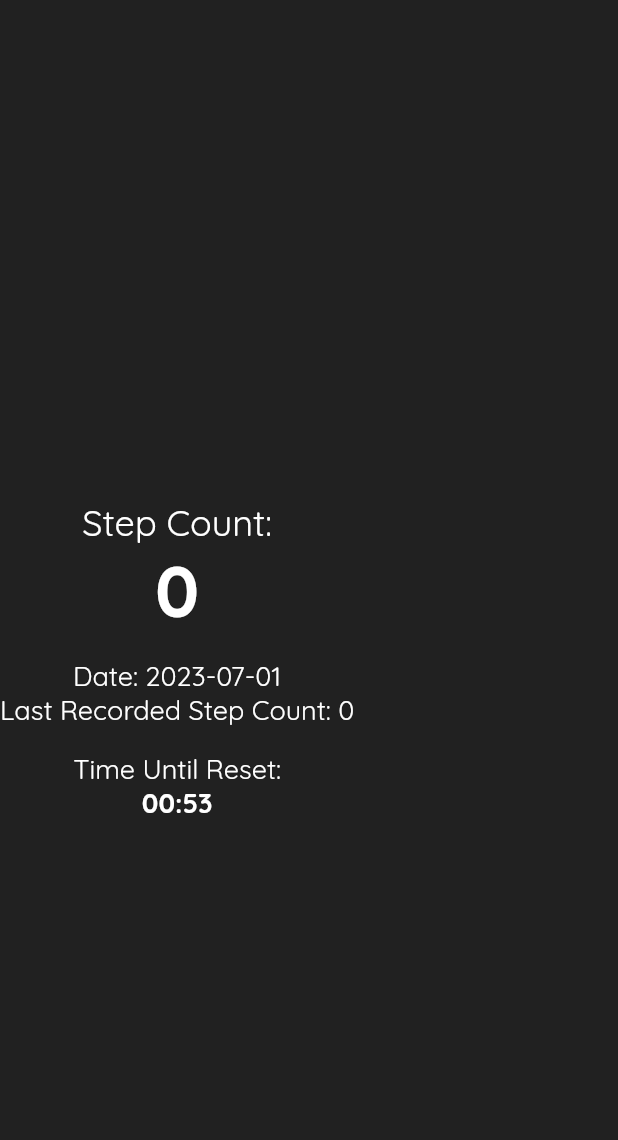
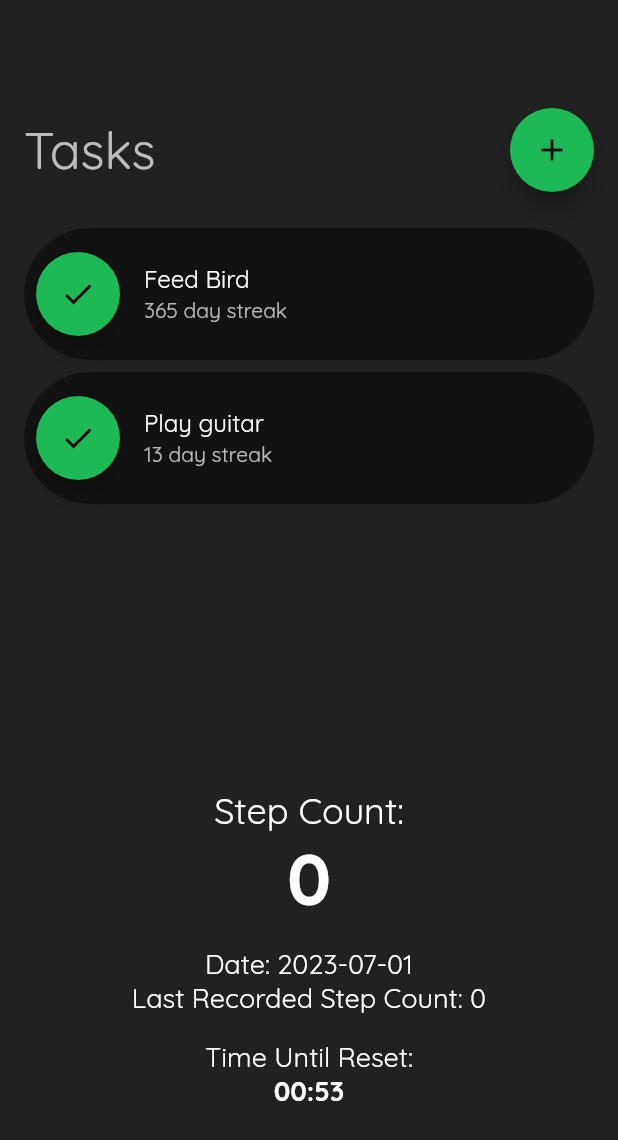
Before and after one commit to valivia/TodoApp, a Flutter app: the screen it shows after launch, on a phone screen of 412 x 824 dp. Shown: the top 1140 px of the screen. Run offline on Flutter 3.47's test engine with Material 2 defaults, Android fonts, the phone set to English and light mode, and no system bars; our stand-ins replace pedometer.

Commit message:
display pedometer on homepage

```diff
--- a/lib/views/home.dart
+++ b/lib/views/home.dart
@@ -3,7 +3,7 @@ import 'package:todo_flutter/widgets/task.dart';
 import 'package:todo_flutter/widgets/pedometer.dart';
 
 class MyHomePage extends StatefulWidget {
-  const MyHomePage({super.key, required this.title});
+  const MyHomePage({Key? key, required this.title}) : super(key: key);
   final String title;
 
   @override
@@ -23,8 +23,16 @@ class _MyHomePageState extends State<MyHomePage> {
         shadowColor: Colors.transparent,
         backgroundColor: Theme.of(context).colorScheme.background,
       ),
-      // body: TaskListWidget(tasks: tasks),
-      body: PedometerWidget(),
+      body: Column(
+        children: [
+          Expanded(
+            child: TaskListWidget(tasks: tasks),
+          ),
+          const Expanded(
+            child: PedometerWidget(),
+          ),
+        ],
+      ),
     );
   }
 }
--- a/lib/widgets/pedometer.dart
+++ b/lib/widgets/pedometer.dart
@@ -3,6 +3,8 @@ import 'dart:async';
 import 'package:pedometer/pedometer.dart';
 
 class PedometerWidget extends StatefulWidget {
+  const PedometerWidget({super.key});
+
   @override
   _PedometerWidgetState createState() => _PedometerWidgetState();
 }
@@ -15,7 +17,7 @@ class _PedometerWidgetState extends State<PedometerWidget> {
   String _currentDate = DateTime.now().toString().split(' ')[0];
   late Timer _dailyResetTimer;
   late StreamSubscription<StepCount> _stepCountStream;
-  Duration _timeUntilReset = Duration(minutes: 1);
+  Duration _timeUntilReset = const Duration(minutes: 1);
 
   @override
   void initState() {
@@ -34,16 +36,17 @@ class _PedometerWidgetState extends State<PedometerWidget> {
   }
 
   void startDailyResetTimer() {
-    _dailyResetTimer = Timer.periodic(Duration(seconds: 1), (Timer timer) {
+    _dailyResetTimer =
+        Timer.periodic(const Duration(seconds: 1), (Timer timer) {
       setState(() {
         if (_timeUntilReset.inSeconds > 0) {
-          _timeUntilReset -= Duration(seconds: 1);
+          _timeUntilReset -= const Duration(seconds: 1);
         } else {
           _totalStepCount +=
               _dailyStepCount; // Update the totalStepCount at the end of the timer
           _dailyStepCount = 0;
           _currentDate = DateTime.now().toString().split(' ')[0];
-          _timeUntilReset = Duration(minutes: 1);
+          _timeUntilReset = const Duration(minutes: 1);
           _lastRecordedStepCount = _stepCount;
         }
       });
@@ -68,31 +71,31 @@ class _PedometerWidgetState extends State<PedometerWidget> {
     return Column(
       mainAxisAlignment: MainAxisAlignment.center,
       children: [
-        Text(
+        const Text(
           'Step Count:',
           style: TextStyle(fontSize: 24),
         ),
         Text(
           _stepCount,
-          style: TextStyle(fontSize: 48, fontWeight: FontWeight.bold),
+          style: const TextStyle(fontSize: 48, fontWeight: FontWeight.bold),
         ),
-        SizedBox(height: 16),
+        const SizedBox(height: 16),
         Text(
           'Date: $_currentDate',
-          style: TextStyle(fontSize: 18),
+          style: const TextStyle(fontSize: 18),
         ),
         Text(
           'Last Recorded Step Count: $_lastRecordedStepCount', // Show the totalStepCount
-          style: TextStyle(fontSize: 18),
+          style: const TextStyle(fontSize: 18),
         ),
-        SizedBox(height: 16),
-        Text(
+        const SizedBox(height: 16),
+        const Text(
           'Time Until Reset:',
           style: TextStyle(fontSize: 18),
         ),
         Text(
           formatDuration(_timeUntilReset),
-          style: TextStyle(fontSize: 18, fontWeight: FontWeight.bold),
+          style: const TextStyle(fontSize: 18, fontWeight: FontWeight.bold),
         ),
       ],
     );
```
